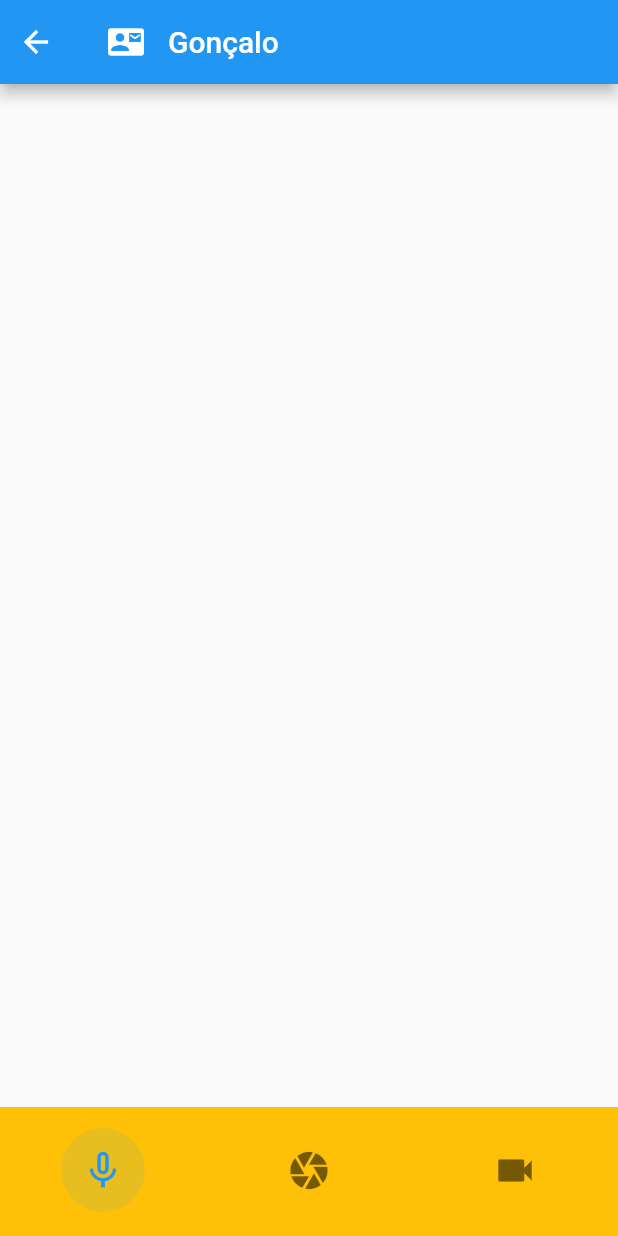
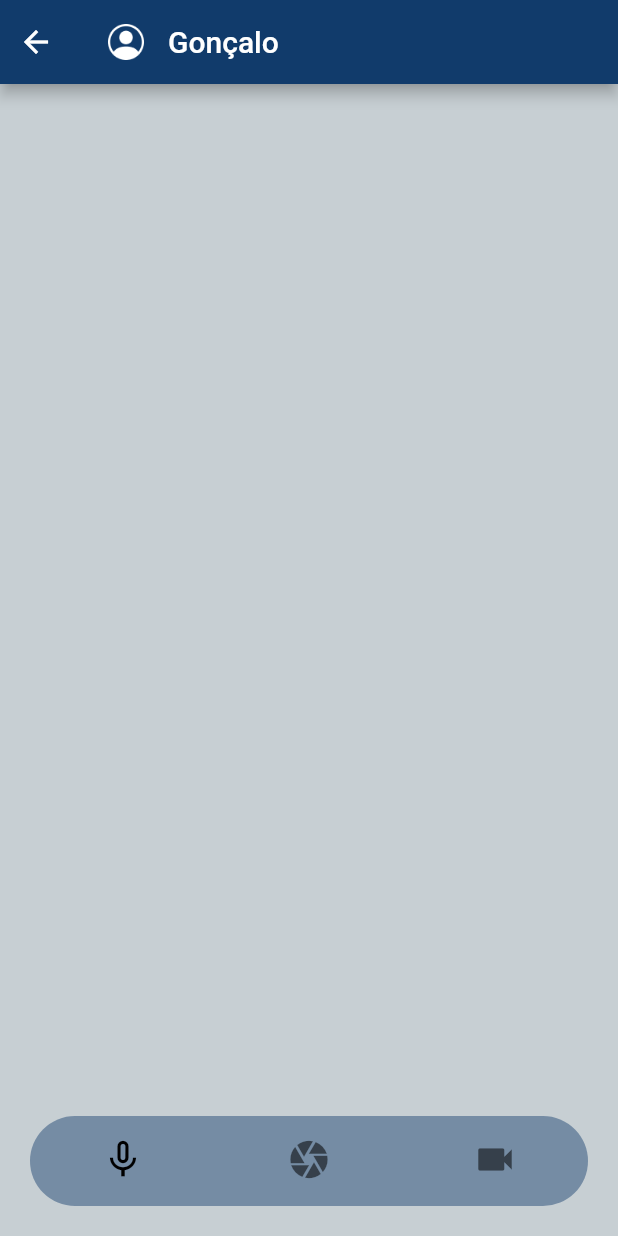
Before and after one commit to Simao-Santos/pigeon, a Flutter app: the screen it shows after launch, after a tap on "Mãe", on a phone screen of 412 x 824 dp. Run offline on Flutter 3.47's test engine with Material 2 defaults, Android fonts, the light colour scheme and no system bars; our stand-ins replace permission_handler; missing offline and left inert: flutter_sound.

Commit message:
UI update

```diff
--- a/lib/functions/recording.dart
+++ b/lib/functions/recording.dart
@@ -29,6 +29,13 @@ class _RecordingLogicState extends State<RecordingLogic> {
   int _recordDuration = 0;
   Timer? _timer;
   final _audioRecorder = FlutterSoundRecorder();
+
+  @override
+  void setState(fn) {
+    if (mounted) {
+      super.setState(fn);
+    }
+  }
 
   Future<void> _start() async {
     print("BANANANAS");
@@ -99,27 +106,19 @@ class _RecordingLogicState extends State<RecordingLogic> {
 
   Widget _buildRecordStopControl() {
     late Icon icon;
-    late Color color;
 
     if (_isRecording) {
       icon = const Icon(Icons.mic, color: Colors.red, size: 30);
-      color = Colors.red.withOpacity(0.1);
     } else {
-      final theme = Theme.of(context);
-      icon = Icon(Icons.mic_none, color: theme.primaryColor, size: 30);
-      color = theme.primaryColor.withOpacity(0.1);
+      icon = const Icon(Icons.mic_none, color: Colors.black, size: 30);
     }
 
-    return ClipOval(
-      child: Material(
-        color: color,
-        child: InkWell(
-          child: SizedBox(width: 56, height: 56, child: icon),
-          onTap: () {
-            _isRecording ? _stop() : _start();
-          },
-        ),
-      ),
+    return InkWell(
+      borderRadius: const BorderRadius.all(Radius.circular(50)),
+      child: SizedBox(child: icon),
+      onTap: () {
+        _isRecording ? _stop() : _start();
+      },
     );
   }
 
--- a/lib/screens/chat.dart
+++ b/lib/screens/chat.dart
@@ -1,4 +1,3 @@
-import 'package:flutter/foundation.dart';
 import 'package:flutter/material.dart';
 import '../functions/recording.dart';
 
@@ -8,7 +7,9 @@ class Chat extends StatelessWidget {
   @override
   Widget build(BuildContext context) {
     return Scaffold(
+      extendBody: true,
       appBar: AppBar(
+        backgroundColor: const Color(0xFF113B6B),
         leading: Align(
             alignment: Alignment.centerLeft,
             child: IconButton(
@@ -23,7 +24,9 @@ class Chat extends StatelessWidget {
         title: Row(
           children: const <Widget>[
             Align(
-              child: Icon(Icons.contact_mail),
+              child: ImageIcon(
+                AssetImage("assets/contact.png"),
+              ),
             ),
             Padding(
               padding: EdgeInsets.all(16.0),
@@ -32,19 +35,24 @@ class Chat extends StatelessWidget {
           ],
         ),
       ),
-      body: Container(),
-      bottomNavigationBar: BottomNavigationBar(
-        backgroundColor: Colors.amber,
+      body: Container(
+        color: const Color(0xFFC7CFD3),
+      ),
+      bottomNavigationBar: Container(
+        margin: const EdgeInsets.fromLTRB(10, 0, 10, 10),
+        padding: const EdgeInsets.fromLTRB(10, 0, 10, 10),
+        child: ClipRRect(
+          borderRadius: const BorderRadius.all(Radius.circular(50)),
+          child: BottomNavigationBar(
+            backgroundColor: const Color(0x73113B6B),
             elevation: 0,
             iconSize: 30,
             showSelectedLabels: false,
             showUnselectedLabels: false,
             items: const <BottomNavigationBarItem>[
-          BottomNavigationBarItem(
-              icon: Icon(Icons.mic), label: 'Record', activeIcon: Recording()),
-          BottomNavigationBarItem(
-            icon: Icon(Icons.camera),
-            label: 'Photography',
+              BottomNavigationBarItem(icon: Icon(Icons.mic), label: 'Record', activeIcon: Recording()),
+              BottomNavigationBarItem(icon: Icon(Icons.camera), label: 'Photography', backgroundColor: Colors.black
+                  // activeIcon: Camera()
                   ),
               BottomNavigationBarItem(
                 icon: Icon(Icons.videocam),
@@ -52,6 +60,8 @@ class Chat extends StatelessWidget {
               ),
             ],
           ),
+        ),
+      ),
     );
   }
 }
--- a/lib/screens/contacts.dart
+++ b/lib/screens/contacts.dart
@@ -9,10 +9,12 @@ class Contacts extends StatelessWidget {
     return Scaffold(
       drawer: const Drawer(),
       appBar: AppBar(
+        backgroundColor: const Color(0xFF113B6B),
         title: const Text('Pigeon'),
       ),
-      body: const Center(
-        child: ContactList(),
+      body: Container(
+        color: const Color(0xFFC7CFD3),
+        child: const ContactList(),
       ),
     );
   }
@@ -26,39 +28,119 @@ class ContactList extends StatefulWidget {
 }
 
 class _ContactListState extends State<ContactList> {
-  // nome dos contactos vem da base de dados
-
   @override
   Widget build(BuildContext context) {
-    return ListView(
-      padding: const EdgeInsets.all(16.0),
+    return Padding(
+      padding: const EdgeInsets.only(top: 10),
+      child: ListView(
         children: <Widget>[
-        ListTile(
-            leading: const Icon(Icons.contact_mail),
+          Container(
+            color: const Color(0xFF113B6B),
+            margin: const EdgeInsets.only(bottom: 5),
+            child: ListTile(
+                textColor: Colors.white,
+                iconColor: Colors.white,
+                leading: Container(
+                  child: const ImageIcon(AssetImage("assets/contact.png"), size: 40),
+                  margin: const EdgeInsets.only(right: 10),
+                ),
                 title: const Text('Mãe'),
+                subtitle: Row(
+                  mainAxisAlignment: MainAxisAlignment.spaceBetween,
+                  children: const <Widget>[
+                    ImageIcon(AssetImage("assets/audio_pigeon.png"), color: Color(0xFF6FCF97), size: 40),
+                    ImageIcon(AssetImage("assets/photo_pigeon.png"), color: Color(0x7356CCF2), size: 40),
+                    ImageIcon(
+                      AssetImage("assets/video_pigeon.png"),
+                      color: Color(0xFFF2994A),
+                      size: 40,
+                    )
+                  ],
+                ),
+                trailing: Column(
+                  children: const [
+                    Text("16:05"),
+                  ],
+                ),
                 onTap: () {
                   Navigator.push(
                     context,
                     MaterialPageRoute(builder: (context) => const Chat()),
                   );
                 }),
-        const Divider(),
-        ListTile(
-            leading: const Icon(Icons.contact_mail),
-            title: const Text('Gonçalo'),
+          ),
+          Container(
+            color: const Color(0xFF113B6B),
+            margin: const EdgeInsets.only(bottom: 5),
+            child: ListTile(
+                textColor: Colors.white,
+                iconColor: Colors.white,
+                leading: Container(
+                  child: const ImageIcon(AssetImage("assets/contact.png"), size: 40),
+                  margin: const EdgeInsets.only(right: 10),
+                ),
+                title: const Text('Mãe'),
+                subtitle: Row(
+                  mainAxisAlignment: MainAxisAlignment.spaceBetween,
+                  children: const <Widget>[
+                    ImageIcon(AssetImage("assets/audio_pigeon.png"), color: Color(0xFF6FCF97), size: 40),
+                    ImageIcon(AssetImage("assets/photo_pigeon.png"), color: Color(0x7356CCF2), size: 40),
+                    ImageIcon(
+                      AssetImage("assets/video_pigeon.png"),
+                      color: Color(0xFFF2994A),
+                      size: 40,
+                    )
+                  ],
+                ),
+                trailing: Column(
+                  children: const [
+                    Text("16:05"),
+                  ],
+                ),
                 onTap: () {
                   Navigator.push(
                     context,
                     MaterialPageRoute(builder: (context) => const Chat()),
                   );
                 }),
-        const Divider(),
-        const ListTile(
-          leading: Icon(Icons.contact_mail),
-          title: Text('Ana'),
           ),
-        const Divider()
+          Container(
+            color: const Color(0xFF113B6B),
+            margin: const EdgeInsets.only(bottom: 5),
+            child: ListTile(
+                textColor: Colors.white,
+                iconColor: Colors.white,
+                leading: Container(
+                  child: const ImageIcon(AssetImage("assets/contact.png"), size: 40),
+                  margin: const EdgeInsets.only(right: 10),
+                ),
+                title: const Text('Mãe'),
+                subtitle: Row(
+                  mainAxisAlignment: MainAxisAlignment.spaceBetween,
+                  children: const <Widget>[
+                    ImageIcon(AssetImage("assets/audio_pigeon.png"), color: Color(0xFF6FCF97), size: 40),
+                    ImageIcon(AssetImage("assets/photo_pigeon.png"), color: Color(0x7356CCF2), size: 40),
+                    ImageIcon(
+                      AssetImage("assets/video_pigeon.png"),
+                      color: Color(0xFFF2994A),
+                      size: 40,
+                    )
                   ],
+                ),
+                trailing: Column(
+                  children: const [
+                    Text("16:05"),
+                  ],
+                ),
+                onTap: () {
+                  Navigator.push(
+                    context,
+                    MaterialPageRoute(builder: (context) => const Chat()),
+                  );
+                }),
+          ),
+        ],
+      ),
     );
   }
 }
--- a/pubspec.yaml
+++ b/pubspec.yaml
@@ -61,9 +61,8 @@ flutter:
   uses-material-design: true
 
   # To add assets to your application, add an assets section, like this:
-  # assets:
-  #   - images/a_dot_burr.jpeg
-  #   - images/a_dot_ham.jpeg
+  assets:
+    - assets/
 
   # An image asset can refer to one or more resolution-specific "variants", see
   # https://flutter.dev/assets-and-images/#resolution-aware.
```
Also changed, not shown: assets/audio_pigeon.png (added), assets/contact.png (added), assets/photo_pigeon.png (added), assets/video_pigeon.png (added), 2 other files. Lines whose indentation alone changed are shown as unchanged.
